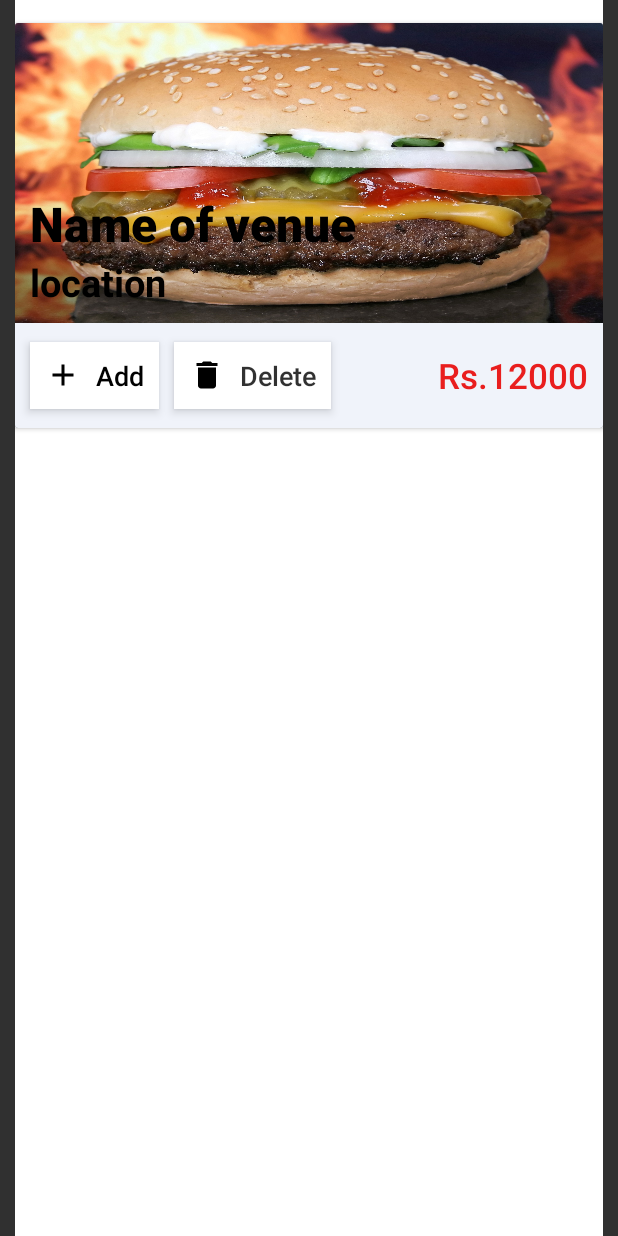
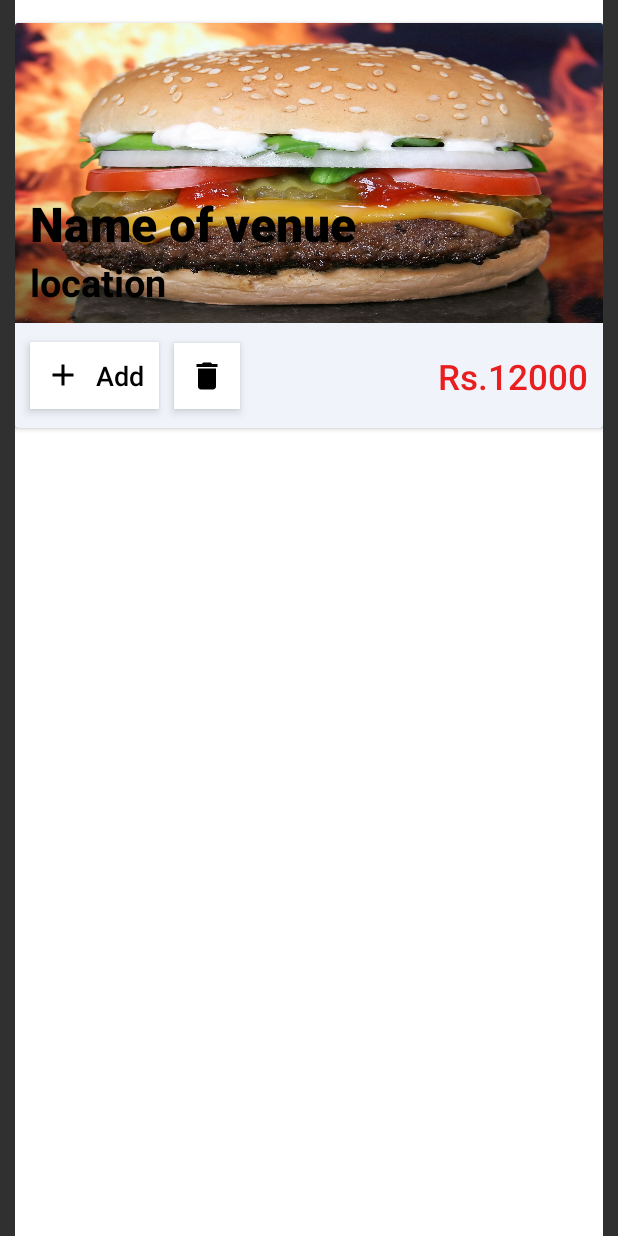
Before and after one commit to sbikash196/Eventsy, an Android app built with Jetpack Compose: the layout card_view.xml on its own in the app's theme, with its tools: preview values and no code run, on a phone screen of 412 x 824 dp. Run offline under Robolectric (Android 15) with nearby library versions, the phone set to English and light mode, and no system bars; Roboto replaces fonts that are not available here.

Commit message:
final version

```diff
--- a/app/src/main/res/layout/card_view.xml
+++ b/app/src/main/res/layout/card_view.xml
@@ -102,27 +102,21 @@
             app:layout_constraintStart_toStartOf="parent"
             app:layout_constraintTop_toBottomOf="@+id/imageView" />
 
-        <TextView
-            android:id="@+id/TextView2"
+        <ImageView
+            android:id="@+id/delete"
             android:layout_width="wrap_content"
             android:layout_height="wrap_content"
             android:layout_marginStart="10dp"
             android:layout_marginLeft="10dp"
             android:background="@color/white"
-            android:drawableLeft="@drawable/delete"
-            android:drawablePadding="10dp"
+            android:src="@drawable/delete"
+            android:padding="10dp"
             android:elevation="4dp"
-            android:fontFamily="sans-serif-medium"
-            android:paddingHorizontal="10dp"
-            android:paddingVertical="10dp"
-            android:text="Delete"
-            android:textColor="#CE000000"
-            android:textSize="18dp"
-            android:textStyle="normal"
+            android:contentDescription="Delete Icon"
             app:layout_constraintBottom_toBottomOf="@+id/TextView"
             app:layout_constraintStart_toEndOf="@+id/TextView"
             app:layout_constraintTop_toTopOf="@+id/TextView"
-            />
+        />
 
         <TextView
             android:id="@+id/venue_price"
@@ -135,9 +129,9 @@
             android:textColor="#E91E1E"
             android:textSize="23dp"
             android:textStyle="normal"
-            app:layout_constraintBottom_toBottomOf="@+id/TextView2"
+            app:layout_constraintBottom_toBottomOf="@+id/delete"
             app:layout_constraintEnd_toEndOf="parent"
-            app:layout_constraintTop_toTopOf="@+id/TextView2" />
+            app:layout_constraintTop_toTopOf="@+id/delete" />
 
 
 
```
Also changed, not shown: app/src/main/AndroidManifest.xml (+4 -4 lines), app/src/main/java/com/demo/app/UserInterface.java (+26 -12 lines), app/src/main/java/com/demo/app/VenueAdapter.java (+43 -6 lines), app/src/main/java/com/demo/app/database.java (+8 -2 lines).
